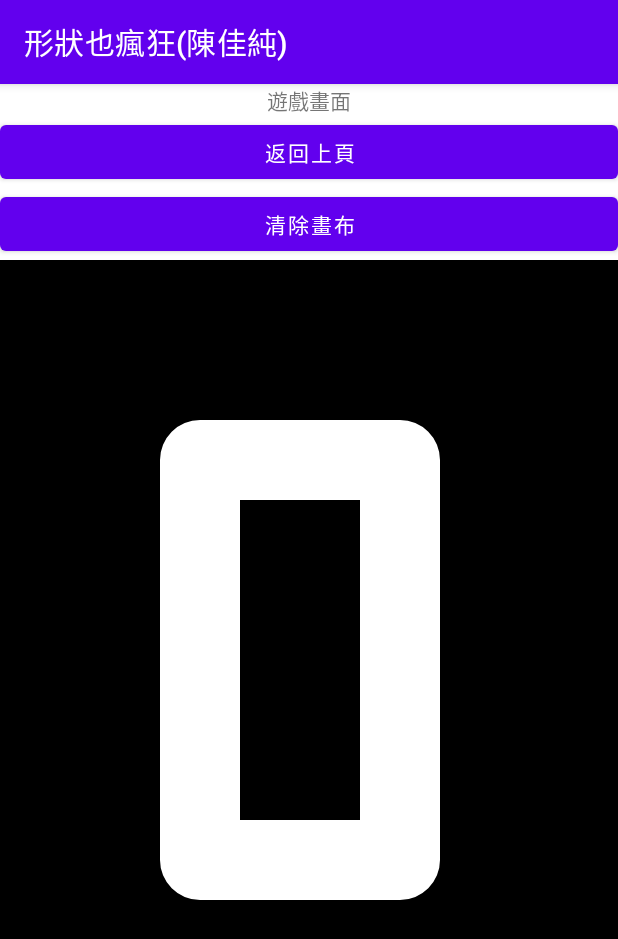
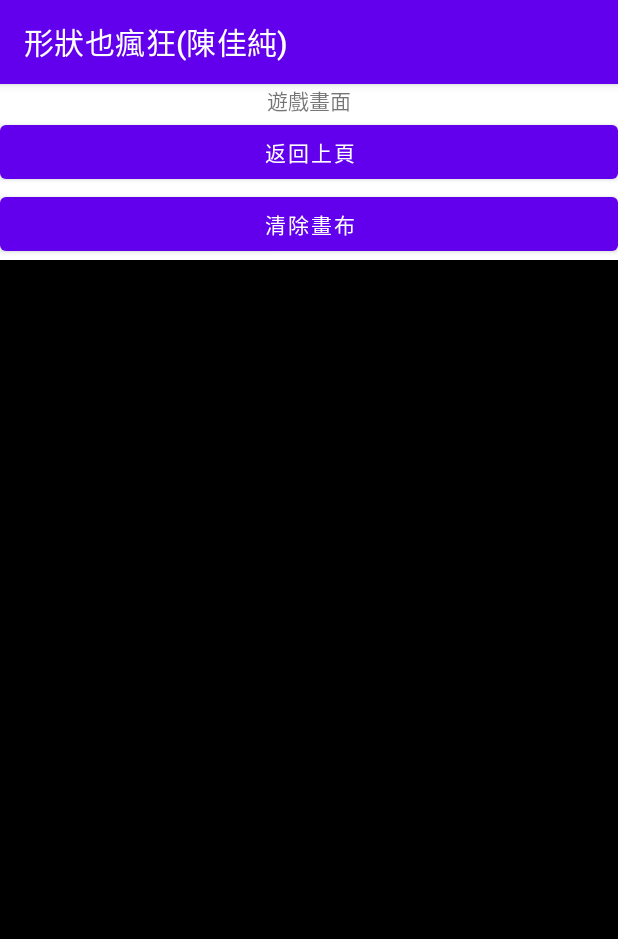
Before and after one commit to s1081702/CrazyShape, an Android app: the GameActivity screen opened directly, with no data from a screen before it, on a phone screen of 412 x 824 dp. Shown: the top 939 px of the screen. Run offline under Robolectric (Android 15) with nearby library versions, the phone set to English and light mode, and no system bars; libraries missing offline, so code that uses them is left out: org.tensorflow.lite, tw.edu.pu.

Commit message:
2021上機考v0_(陳佳純)

```diff
--- a/app/src/main/java/tw/edu/pu/s1081702/crazyshape/HandPaint.kt
+++ b/app/src/main/java/tw/edu/pu/s1081702/crazyshape/HandPaint.kt
@@ -23,9 +23,6 @@ class HandPaint(context: Context?, attrs: AttributeSet?) : View(context, attrs)
     override fun onDraw(canvas: Canvas) {
         super.onDraw(canvas)
         canvas.drawColor(Color.BLACK)  //背景
-        canvas.drawRect(200f,200f,400f,600f,paint)
-        path.moveTo(500f,800f)
-        path.lineTo(500f,1200f)
-        path.lineTo(700f,1000f)
+        canvas.drawPath(path, paint)
     }
 }
--- a/app/src/main/res/layout/activity_game.xml
+++ b/app/src/main/res/layout/activity_game.xml
@@ -29,7 +29,7 @@
     <tw.edu.pu.s1081702.crazyshape.HandPaint
         android:id="@+id/handv"
         android:layout_width="match_parent"
-        android:layout_height="wrap_content"
+        android:layout_height="match_parent"
         android:visibility="visible" />
 
 </LinearLayout>
```
